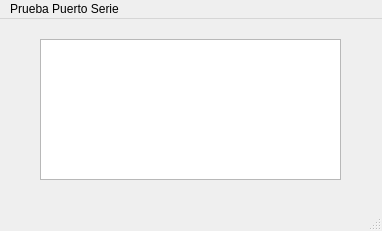
Qt form Ejemplos/3-PruebaPuertoSerie/PruebaPuertoSerie/mainwindow.ui (DaniJ2032/ProyectosEnQT) before a commit.
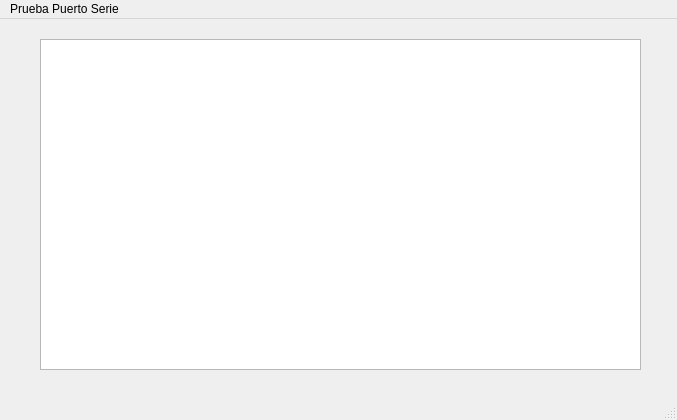
The same form after that commit.

The edit to the form file:
```diff
--- a/Ejemplos/3-PruebaPuertoSerie/PruebaPuertoSerie/mainwindow.ui
+++ b/Ejemplos/3-PruebaPuertoSerie/PruebaPuertoSerie/mainwindow.ui
@@ -6,8 +6,8 @@
    <rect>
     <x>0</x>
     <y>0</y>
-    <width>382</width>
-    <height>231</height>
+    <width>677</width>
+    <height>420</height>
    </rect>
   </property>
   <property name="windowTitle">
@@ -19,8 +19,8 @@
      <rect>
       <x>40</x>
       <y>20</y>
-      <width>301</width>
-      <height>141</height>
+      <width>601</width>
+      <height>331</height>
      </rect>
     </property>
    </widget>
@@ -30,8 +30,8 @@
     <rect>
      <x>0</x>
      <y>0</y>
-     <width>382</width>
-     <height>21</height>
+     <width>677</width>
+     <height>20</height>
     </rect>
    </property>
    <widget class="QMenu" name="menuPrueba_Puerto_Serie">
```
